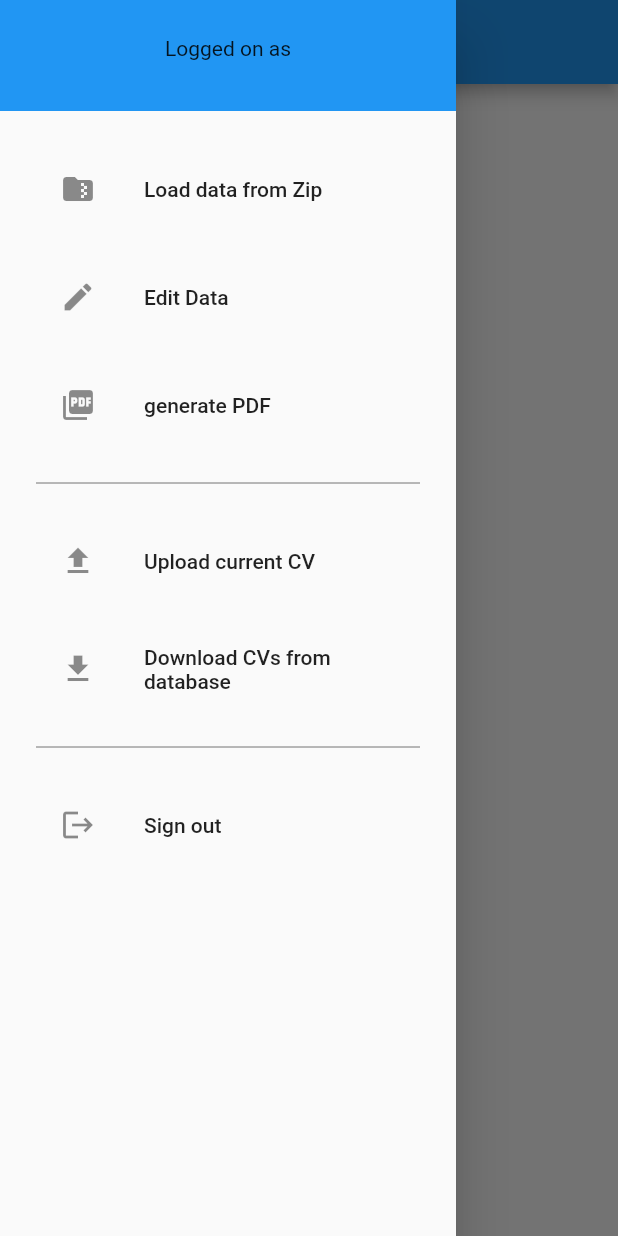
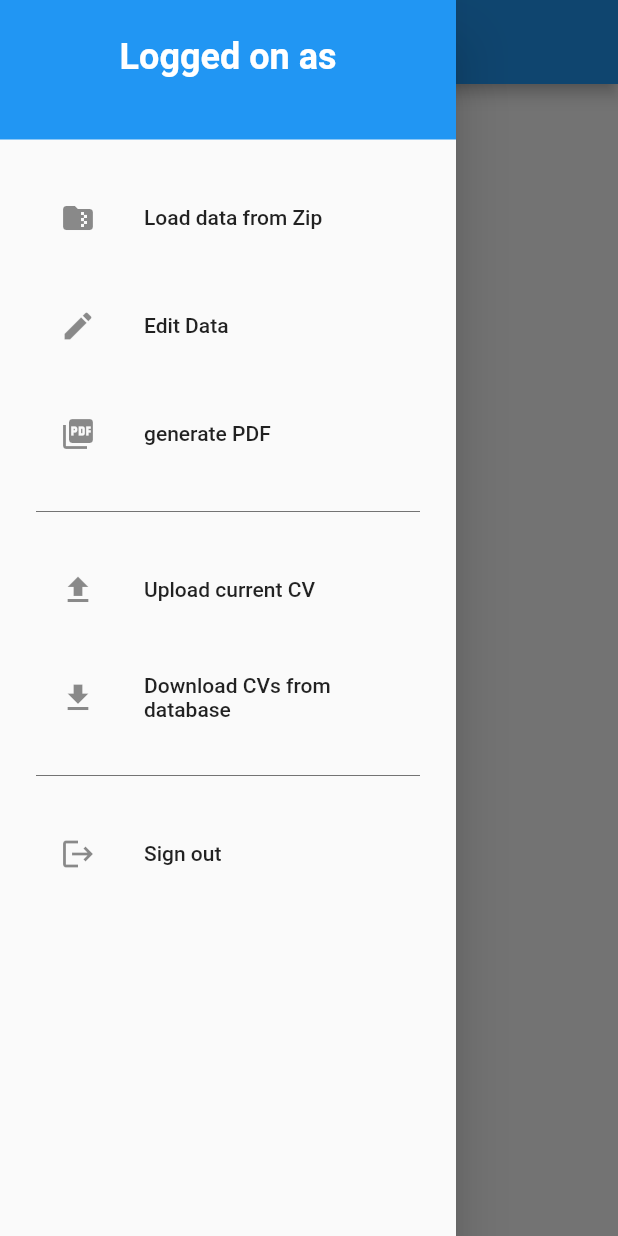
Before and after one commit to bjadczak/LRGTool, a Flutter app: the screen it shows once a user with an empty profile is signed in, with the side drawer open, on a phone screen of 412 x 824 dp. Run offline on Flutter 3.47's test engine with Material 2 defaults, Android fonts, the phone set to English and light mode, and no system bars; our stand-ins replace cloud_firestore, csv, file_picker, firebase_auth, firebase_core, flutter_dotenv and 3 more; accounts and stored records are empty.

Commit message:
Improve home page

```diff
--- a/lib/pages/home_page.dart
+++ b/lib/pages/home_page.dart
@@ -4,7 +4,6 @@ import 'package:flutter/material.dart';
 import 'package:lrgtool/pages/create_pdf_page.dart';
 import 'package:lrgtool/misc/database_handler.dart';
 import 'package:lrgtool/pages/look_through_my_cv_page.dart';
-import 'package:lrgtool/pages_content/home_page_content.dart';
 
 import 'load_data_from_cv_page.dart';
 import 'edit_data_page.dart';
@@ -22,9 +21,10 @@ class HomePage extends StatefulWidget {
 class _HomePageState extends State<HomePage> {
   final User? user = Auth().currentUser;
   CvData? _cvData;
+  List<ListItem> items = [];
 
   Widget _title() {
-    return const Text('Firebase Auth');
+    return const Text('Home page');
   }
 
   @override
@@ -35,7 +35,18 @@ class _HomePageState extends State<HomePage> {
       ),
       drawer: NavigationDrawer(
           setNullData, setNewCvData, getCurrentCvData, setCvDataName),
-      body: HomePageContent(_cvData),
+      body: Center(
+        child: ListView.builder(
+          itemCount: items.length,
+          itemBuilder: (context, index) {
+            final item = items[index];
+            return ListTile(
+              title: item.buildTitle(context),
+              subtitle: item.buildSubtitle(context),
+            );
+          },
+        ),
+      ),
     );
   }
 
@@ -43,14 +54,19 @@ class _HomePageState extends State<HomePage> {
     setState(() {
       if (newData?.isEmpty ?? true) {
         _cvData = null;
+        items = [];
       } else {
         _cvData = newData;
+        items = _cvData?.getListOfData() ?? [];
       }
     });
   }
 
   void setNullData() {
-    _cvData = null;
+    setState(() {
+      _cvData = null;
+      items = [];
+    });
   }
 
   CvData? getCurrentCvData() {
@@ -58,7 +74,9 @@ class _HomePageState extends State<HomePage> {
   }
 
   void setCvDataName(String newName) {
-    _cvData?.nameOfCv = newName;
+    setState(() {
+      _cvData?.nameOfCv = newName;
+    });
   }
 }
 
@@ -119,11 +137,32 @@ class _NavigationDrawerState extends State<NavigationDrawer> {
       child: Column(
         children: Auth().currentUser != null
             ? [
-                const Text("Logged on as"),
-                Text(Auth().currentUser?.email ?? "No user loged in"),
+                const Text(
+                  "Logged on as",
+                  style: TextStyle(
+                    color: Colors.white,
+                    fontSize: 24,
+                    fontWeight: FontWeight.bold,
+                  ),
+                ),
+                Text(
+                  Auth().currentUser?.email ?? "No user loged in",
+                  style: const TextStyle(
+                    color: Colors.white54,
+                    fontSize: 20,
+                    fontWeight: FontWeight.bold,
+                  ),
+                ),
               ]
             : [
-                const Text("Offline mode"),
+                const Text(
+                  "Offline mode",
+                  style: TextStyle(
+                    color: Colors.white54,
+                    fontSize: 24,
+                    fontWeight: FontWeight.bold,
+                  ),
+                ),
               ],
       ),
     );
--- a/lib/pages_content/home_page_content.dart
+++ /dev/null
@@ -1,20 +0,0 @@
-import 'package:flutter/material.dart';
-import 'package:lrgtool/misc/linkedin_data_structs.dart';
-
-class HomePageContent extends StatelessWidget {
-  const HomePageContent(this.data, {super.key});
-  final CvData? data;
-
-  @override
-  Widget build(BuildContext context) {
-    return Center(
-      child: Column(
-        crossAxisAlignment: CrossAxisAlignment.center,
-        mainAxisAlignment: MainAxisAlignment.center,
-        children: const <Widget>[
-          Text("Main page"),
-        ],
-      ),
-    );
-  }
-}
```
Also changed, not shown: lib/misc/linkedin_data_structs.dart (+29 -7 lines).
